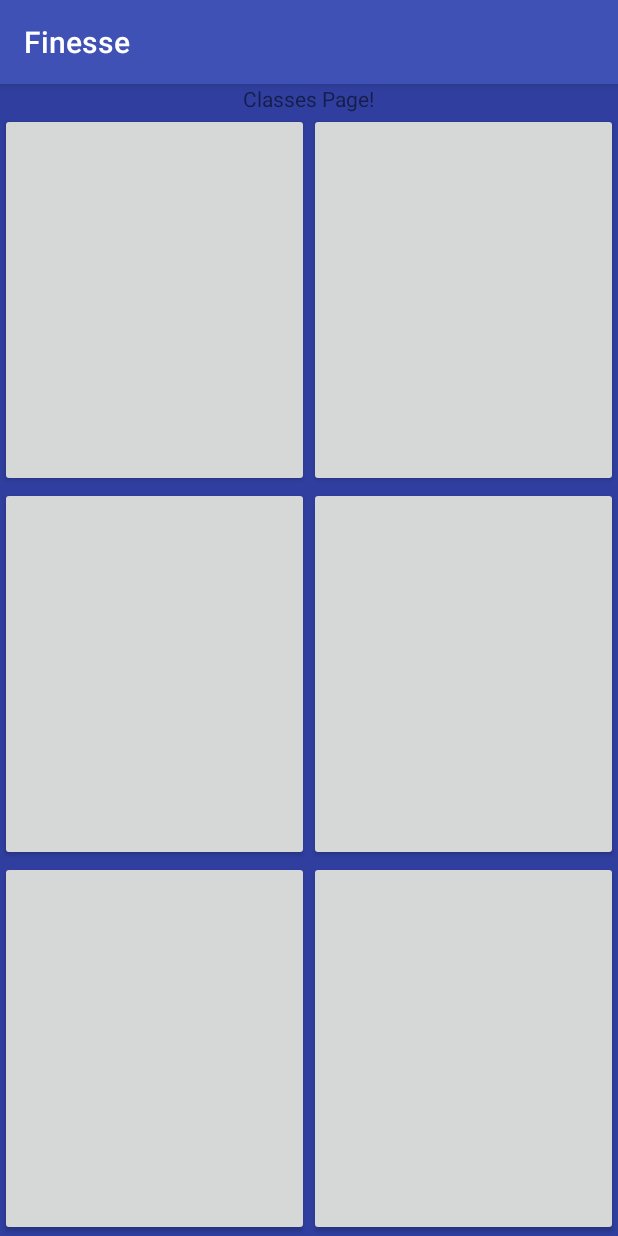
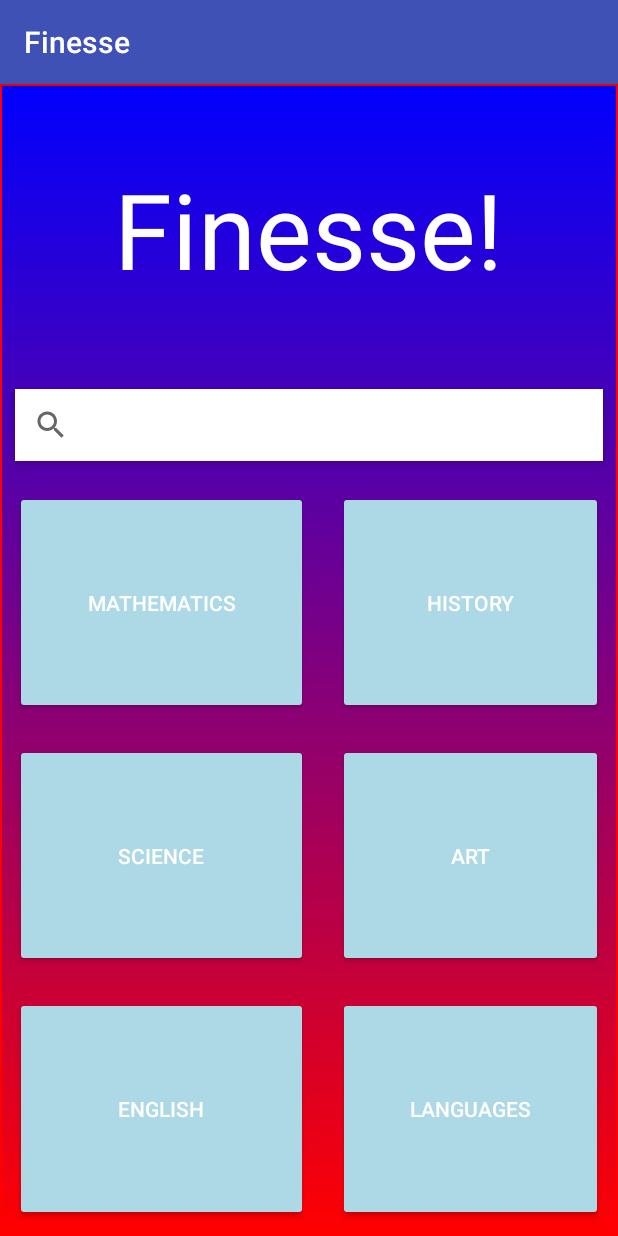
Before and after one commit to FinesseApp/FinesseU, an Android app: the ClassesActivity screen opened directly, with no data from a screen before it, on a phone screen of 412 x 824 dp. Run offline under Robolectric (Android 15) with nearby library versions, the phone set to English and light mode, and no system bars.

```diff
--- a/app/src/main/java/com/osalaam/immersionproj2/ClassesActivity.java
+++ b/app/src/main/java/com/osalaam/immersionproj2/ClassesActivity.java
@@ -9,23 +9,21 @@ import android.widget.GridLayout;
 
 
 public class ClassesActivity extends AppCompatActivity{
-    private GridLayout mGrid;
 
     @Override
     protected void onCreate(Bundle savedInstanceState) {
         super.onCreate(savedInstanceState);
         setContentView(R.layout.activity_classes);
 
-        mGrid = (GridLayout) findViewById(R.id.grid);
+        GridLayout mGrid = (GridLayout) findViewById(R.id.grid);
         int count = mGrid.getChildCount();
         for(int i = 0; i < count; i++) {
-            final int final_i = i;
             final Button mClassesButton;
-            mClassesButton = (Button) mGrid.getChildAt(final_i);
+            mClassesButton = (Button) mGrid.getChildAt(i);
             mClassesButton.setOnClickListener(new View.OnClickListener() {
                 @Override
                 public void onClick(View view) {
-                    Intent intent = new Intent(ClassesActivity.this, ResourcesActivity.class);
+                    Intent intent = new Intent(ClassesActivity.this, CoursesActivity.class);
                     startActivity(intent);
                 }
             });
--- /dev/null
+++ b/app/src/main/res/drawable/bg_gradient.xml
@@ -0,0 +1,11 @@
+<?xml version="1.0" encoding="utf-8"?>
+<shape xmlns:android="http://schemas.android.com/apk/res/android">
+<gradient
+    android:angle="270"
+    android:endColor="#ff0000"
+    android:startColor="#0000ff" />
+
+<stroke
+    android:width="1dp"
+    android:color="#ff0000" />
+</shape>
--- /dev/null
+++ b/app/src/main/res/drawable/box_shape.xml
@@ -0,0 +1,15 @@
+<?xml version="1.0" encoding="utf-8"?>
+<shape xmlns:android="http://schemas.android.com/apk/res/android"
+    android:shape="rectangle">
+
+    <solid android:color="#fff"/>
+
+    <padding
+    android:bottom="5dp"
+    android:left="-1dp"
+    android:right="-1dp"
+    android:top="5dp"/>
+
+    <corners android:radius="2dp"/>
+
+</shape>
--- a/app/src/main/res/layout/activity_classes.xml
+++ b/app/src/main/res/layout/activity_classes.xml
@@ -4,44 +4,82 @@ xmlns:tools="http://schemas.android.com/tools"
 android:orientation="vertical" android:layout_width="match_parent"
 android:layout_height="match_parent"
 android:gravity="center"
-android:background="@color/colorPrimaryDark"
+android:background="@drawable/bg_gradient"
 tools:context="com.osalaam.immersionproj2.ClassesActivity">
 
 <TextView
     android:layout_width="wrap_content"
     android:layout_height="wrap_content"
-    android:text="Classes Page!" />
+    android:text="Finesse!"
+    android:textSize="70dp"
+    android:textColor="#FFFFFF"
+    android:layout_margin="50dp" />
+
+    <android.support.v7.widget.SearchView
+        android:id="@+id/search"
+        android:layout_width="match_parent"
+        android:layout_height="wrap_content"
+        android:layout_margin="10dp"
+        android:shape="@drawable/box_shape"
+        android:elevation="4dp"
+        android:background="#FFFFFF">
+    </android.support.v7.widget.SearchView>
+
 <GridLayout
     android:id="@+id/grid"
     android:layout_height="match_parent"
     android:layout_width="match_parent"
     android:columnCount="2">
     <Button
+        android:text="Mathematics"
+        android:backgroundTint="#add8e6"
+        android:textColor="#FFFFFF"
+        android:layout_margin="10dp"
         android:layout_width="wrap_content"
         android:layout_height="wrap_content"
         android:layout_columnWeight="1"
         android:layout_rowWeight="1"/>
     <Button
+        android:text="History"
+        android:backgroundTint="#add8e6"
+        android:textColor="#FFFFFF"
+        android:layout_margin="10dp"
         android:layout_width="wrap_content"
         android:layout_height="wrap_content"
         android:layout_columnWeight="1"
         android:layout_rowWeight="1"/>
     <Button
+        android:text="Science"
+        android:backgroundTint="#add8e6"
+        android:textColor="#FFFFFF"
+        android:layout_margin="10dp"
         android:layout_width="wrap_content"
         android:layout_height="wrap_content"
         android:layout_columnWeight="1"
         android:layout_rowWeight="1"/>
     <Button
+        android:text="Art"
+        android:backgroundTint="#add8e6"
+        android:textColor="#FFFFFF"
+        android:layout_margin="10dp"
         android:layout_width="wrap_content"
         android:layout_height="wrap_content"
         android:layout_columnWeight="1"
         android:layout_rowWeight="1"/>
     <Button
+        android:text="English"
+        android:backgroundTint="#add8e6"
+        android:textColor="#FFFFFF"
+        android:layout_margin="10dp"
         android:layout_width="wrap_content"
         android:layout_height="wrap_content"
         android:layout_columnWeight="1"
         android:layout_rowWeight="1"/>
     <Button
+        android:text="Languages"
+        android:backgroundTint="#add8e6"
+        android:textColor="#FFFFFF"
+        android:layout_margin="10dp"
         android:layout_width="wrap_content"
         android:layout_height="wrap_content"
         android:layout_columnWeight="1"
--- a/app/src/main/res/layout/activity_main.xml
+++ b/app/src/main/res/layout/activity_main.xml
@@ -5,7 +5,7 @@
     android:layout_height="match_parent"
     android:orientation="vertical"
     android:gravity="center"
-    android:background="@color/colorAccent"
+    android:background="@drawable/bg_gradient"
     tools:context="com.osalaam.immersionproj2.MainActivity">
 
     <TextView
--- a/app/src/main/res/layout/activity_resources.xml
+++ b/app/src/main/res/layout/activity_resources.xml
@@ -4,16 +4,12 @@
     android:orientation="vertical" android:layout_width="match_parent"
     android:layout_height="match_parent"
     android:gravity="center"
-    android:background="@color/colorPrimaryDark"
+    android:background="@drawable/bg_gradient"
     tools:context="com.osalaam.immersionproj2.ResourcesActivity">
 
     <TextView
         android:layout_width="wrap_content"
         android:layout_height="wrap_content"
         android:text="Classes Page!" />
-    <Button
-        android:id="@+id/main"
-        android:layout_width="wrap_content"
-        android:layout_height="wrap_content" />
 
 </LinearLayout>
--- /dev/null
+++ b/app/src/main/res/layout/search.xml
@@ -0,0 +1,6 @@
+<?xml version="1.0" encoding="utf-8"?>
+<LinearLayout xmlns:android="http://schemas.android.com/apk/res/android"
+    android:orientation="vertical" android:layout_width="match_parent"
+    android:layout_height="match_parent">
+
+</LinearLayout>
--- a/app/src/main/res/values/strings.xml
+++ b/app/src/main/res/values/strings.xml
@@ -1,4 +1,6 @@
 <resources>
     <string name="app_name">Finesse</string>
     <string name="class_button">GO TO CLASSES</string>
+    <string name="search_hint">Search for a specific class</string>
+    <string name="app_label">Finesse</string>
 </resources>
--- /dev/null
+++ b/app/src/main/res/xml/box_shape.xml
@@ -0,0 +1,4 @@
+<?xml version="1.0" encoding="utf-8"?>
+<PreferenceScreen xmlns:android="http://schemas.android.com/apk/res/android">
+
+</PreferenceScreen>
--- /dev/null
+++ b/app/src/main/res/xml/searchable.xml
@@ -0,0 +1,5 @@
+<?xml version="1.0" encoding="utf-8"?>
+<searchable xmlns:android="http://schemas.android.com/apk/res/android"
+    android:label="@string/app_label"
+    android:hint="@string/search_hint" >
+</searchable>
```
Also changed, not shown: app/src/main/AndroidManifest.xml (+14 -0 lines), app/src/main/java/com/osalaam/immersionproj2/CoursesActivity.java (added, +36 -0 lines), app/src/main/java/com/osalaam/immersionproj2/ResourcesActivity.java (+3 -7 lines), app/src/main/java/com/osalaam/immersionproj2/SearchableActivity.java (added, +25 -0 lines), app/src/main/res/layout/activity_courses.xml (added, +32 -0 lines).
